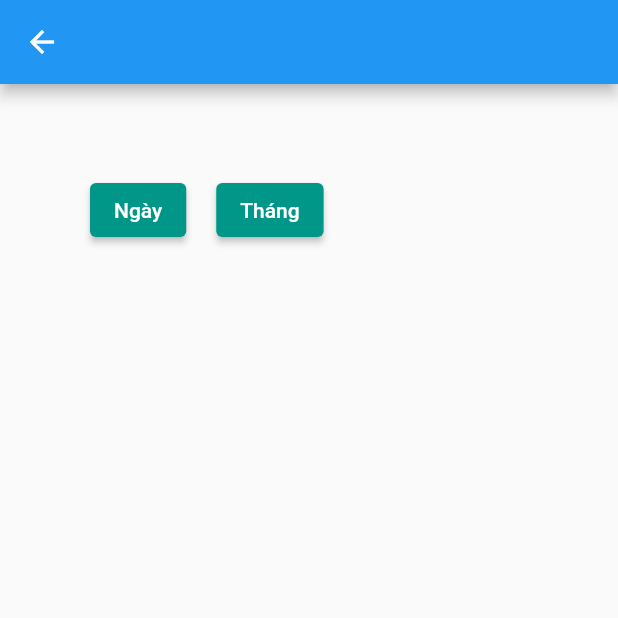
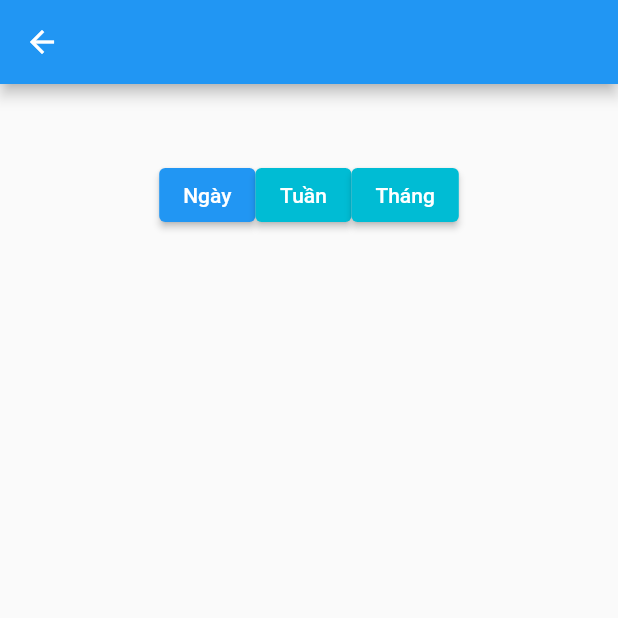
Before and after one commit to viettungvuong/SaveMoney, a Flutter app: the AnalyticsPage screen opened directly, after a tap on "Ngày", on a phone screen of 412 x 824 dp, the top half of it. Run offline on Flutter 3.47's test engine with Material 2 defaults, Android fonts, the phone set to English and light mode, and no system bars; our stand-ins replace cloud_firestore, date_time_picker, dropdown_button2, dropdown_search, firebase_auth, firebase_core and 1 more; missing offline and left inert: searchable_listview, selection_menu; accounts and stored records are empty; network calls fail.

Commit message:
Nhóm button

```diff
--- a/lib/analytics.dart
+++ b/lib/analytics.dart
@@ -1,5 +1,6 @@
 import 'package:flutter/cupertino.dart';
 import 'package:flutter/material.dart';
+import 'package:save_money/main.dart';
 
 class AnalyticsPage extends StatefulWidget {
   const AnalyticsPage({super.key});
@@ -9,6 +10,7 @@ class AnalyticsPage extends StatefulWidget {
 }
 
 class AnalyticsState extends State<AnalyticsPage> {
+  int currentSelection=0; //cho biet dang chon o phan Ngay, Tuan, hay Thang
   @override
   Widget build(BuildContext context) {
     return Scaffold(
@@ -21,27 +23,39 @@ class AnalyticsState extends State<AnalyticsPage> {
           children: [
             Container(
               margin: EdgeInsets.all(50),
-              child: Row(
+              child: Wrap(
+                direction: Axis.horizontal,
                 children: [
-                  Container(
-                    margin: EdgeInsets.all(10),
-                    child: ElevatedButton(
-                        onPressed: () {},
+                  ElevatedButton(
+                      onPressed: () {
+                        setState(() {
+                          selectedIndex=0;
+                        });
+                      },
                       child: Text(
                         "Ngày",
                       ),
-                        style: ElevatedButton.styleFrom(primary: Colors.teal)),
+                      style: ElevatedButton.styleFrom(primary: (selectedIndex==0)?Colors.blue:Colors.cyan)),
+                  ElevatedButton(
+                      onPressed: () {
+                        setState(() {
+                          selectedIndex=1;
+                        });
+                      },
+                      child: Text(
+                        "Tuần",
                       ),
-
-                  Container(
-                    margin: EdgeInsets.all(10),
-                    child: ElevatedButton(
-                        onPressed: () {},
+                      style: ElevatedButton.styleFrom(primary: (selectedIndex==1)?Colors.blue:Colors.cyan)),
+                  ElevatedButton(
+                      onPressed: () {
+                        setState(() {
+                          selectedIndex=2;
+                        });
+                      },
                       child: Text(
                         "Tháng",
                       ),
-                        style: ElevatedButton.styleFrom(primary: Colors.teal)),
-                  ),
+                      style: ElevatedButton.styleFrom(primary: (selectedIndex==2)?Colors.blue:Colors.cyan)),
                 ],
               ),
             )
```
Lines whose indentation alone changed are shown as unchanged.
